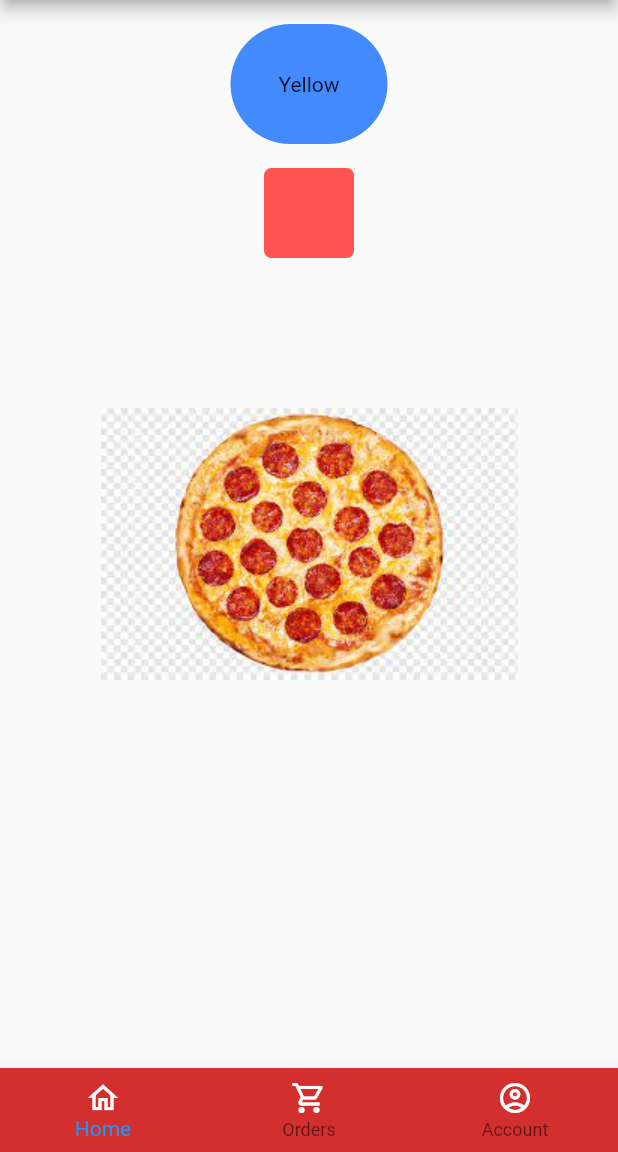
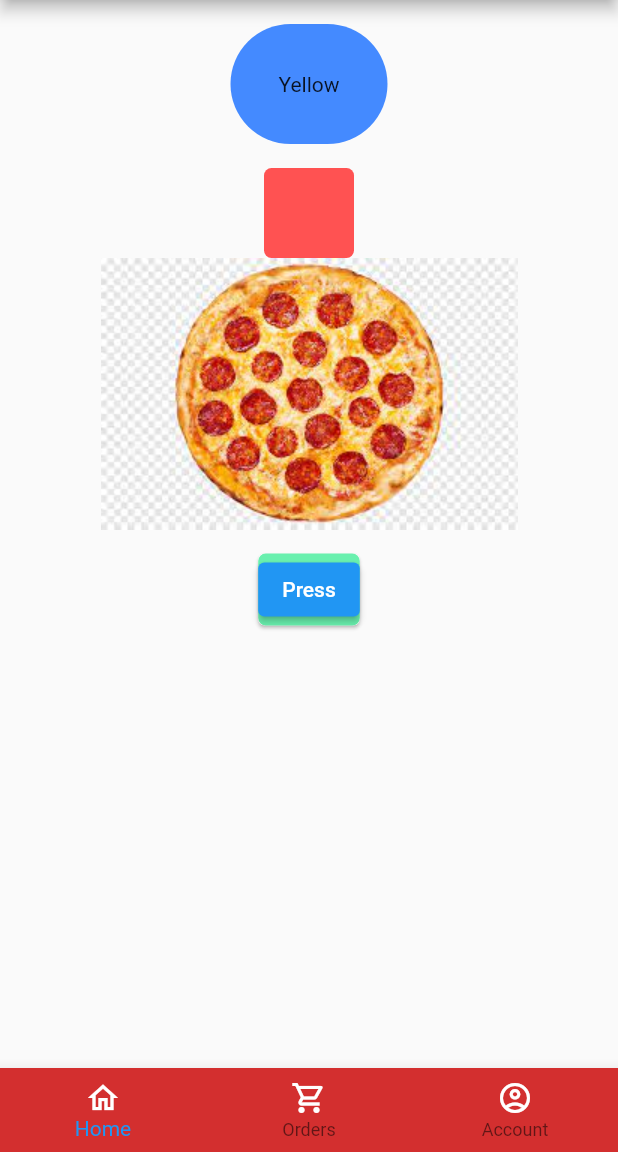
Before and after one commit to Thukten-Norbu999/druk_pizza, a Flutter app: the screen it shows after launch, on a phone screen of 412 x 824 dp, the part 84-1236 px from its top. Run offline on Flutter 3.47's test engine with Material 2 defaults, Android fonts, the phone set to English and light mode, and no system bars.

Commit message:
Not Much

```diff
--- a/lib/main.dart
+++ b/lib/main.dart
@@ -48,6 +48,7 @@ class _HomePageState extends State<HomePage> {
           height: double.infinity,
           child: Container(
             child: Column(
+              crossAxisAlignment: CrossAxisAlignment.center,
               children: [
                 Container(
                   margin: EdgeInsets.all(16),
@@ -68,11 +69,20 @@ class _HomePageState extends State<HomePage> {
                     ),
                   ),
                 ),
-                const SizedBox(
-                  width: 100,
-                  height: 100,
+                Image.asset('images/download.jpg'),
+                Card(
+                  margin: EdgeInsets.all(16),
+                  child: Container(
+                    decoration: BoxDecoration(
+                      color: Colors.greenAccent,
+                      borderRadius: BorderRadius.circular(5),
+                    ),
+                    child: ElevatedButton(
+                      onPressed: () {},
+                      child: Text('Press'),
+                    ),
+                  ),
                 ),
-                Image.asset('images/download.jpg'),
               ],
             ),
           ),
--- a/lib/screens/login.dart
+++ b/lib/screens/login.dart
@@ -13,7 +13,7 @@ class Login extends StatelessWidget {
           decoration: BoxDecoration(
               borderRadius: BorderRadius.circular(50), color: Colors.green),
         ),
-        Container(),
+        Container(child: TextField()),
         Container(),
       ]),
     ));
```
